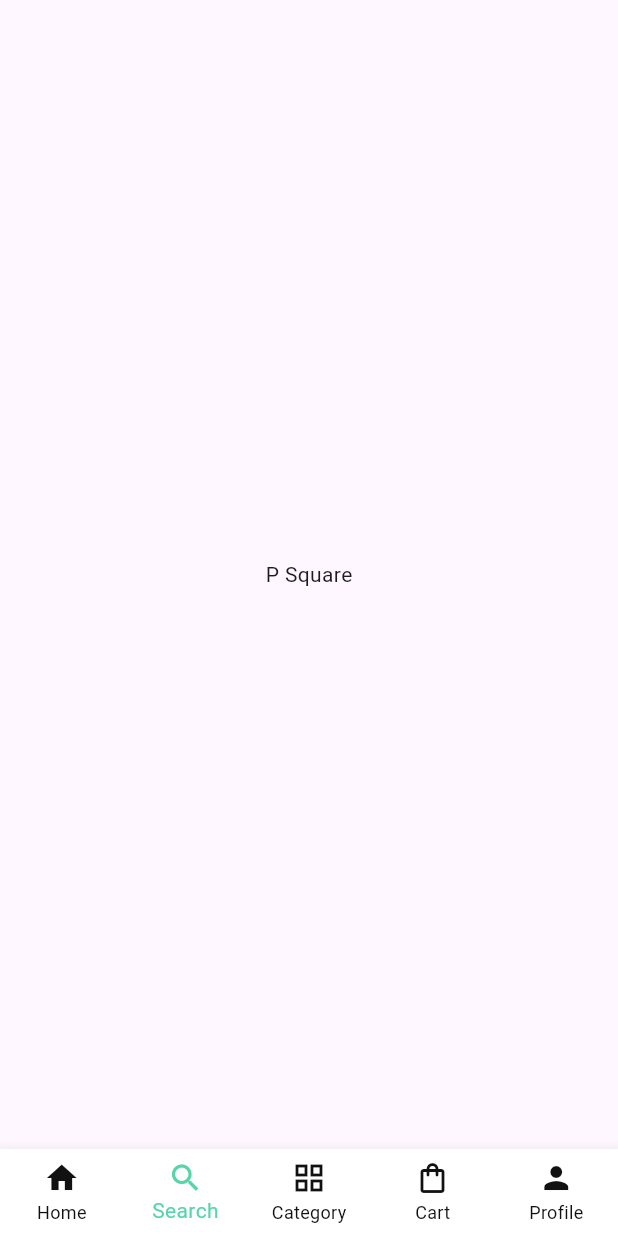
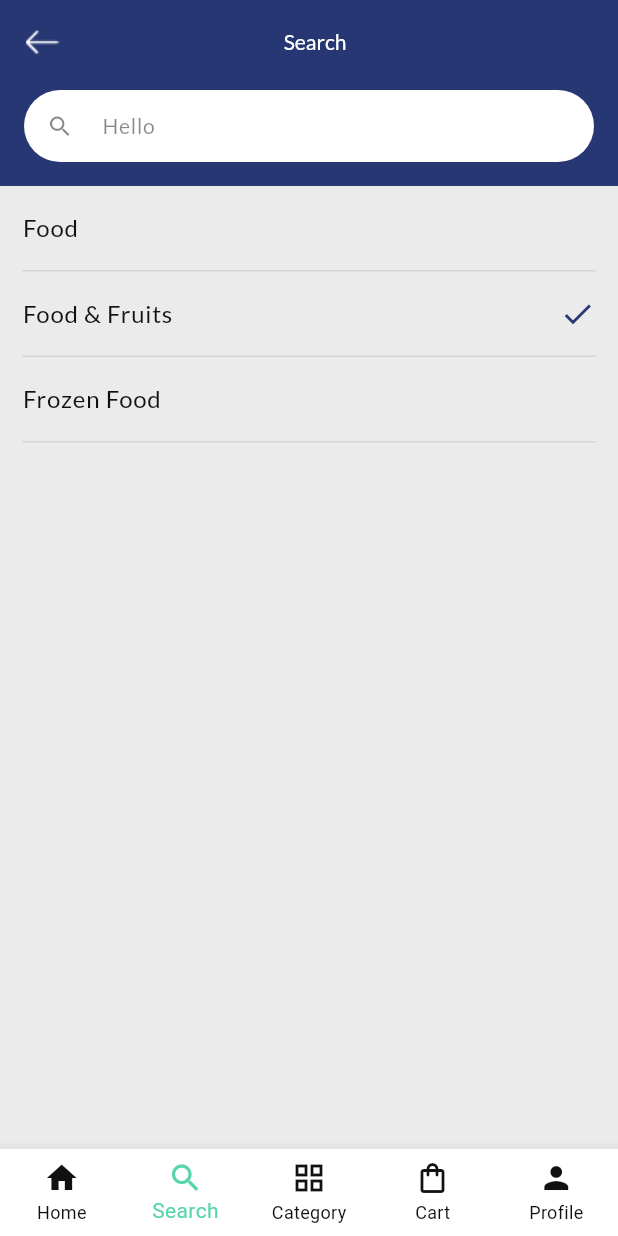
Before and after one commit to CodeVee/flippy_flutter, a Flutter app: the screen it shows after launch, item 2 of the bottom bar chosen, on a phone screen of 412 x 824 dp. Run offline on Flutter 3.47's test engine with Material 3 defaults, Android fonts, the phone set to English and light mode, and no system bars; our stand-ins replace google_fonts.

Commit message:
added search page

```diff
--- a/lib/pages/navigation_page.dart
+++ b/lib/pages/navigation_page.dart
@@ -1,4 +1,4 @@
-import 'package:flippy_app/pages/home_page.dart';
+import 'package:flippy_app/pages/pages.dart';
 import 'package:flutter/material.dart';
 import 'package:flippy_app/themes/themes.dart';
 
@@ -14,7 +14,7 @@ class _NavigationPageState extends State<NavigationPage> {
 
   final _pages = [
     HomePage(),
-    const Center(child: Text('P Square')),
+    const SearchPage(),
     const Center(child: Text('Preston Pablo')),
     const Center(child: Text('Fave')),
     const Center(child: Text('Davido')),
--- a/lib/pages/pages.dart
+++ b/lib/pages/pages.dart
@@ -10,3 +10,4 @@ export 'select_location_page.dart';
 
 export 'navigation_page.dart';
 export 'home_page.dart';
+export 'search_page.dart';
--- /dev/null
+++ b/lib/pages/search_page.dart
@@ -0,0 +1,49 @@
+import 'package:flippy_app/components/components.dart';
+import 'package:flippy_app/themes/themes.dart';
+import 'package:flutter/material.dart';
+
+class SearchPage extends StatefulWidget {
+  const SearchPage({super.key});
+
+  @override
+  State<SearchPage> createState() => _SearchPageState();
+}
+
+class _SearchPageState extends State<SearchPage> {
+  final _searchController = TextEditingController();
+  @override
+  Widget build(BuildContext context) {
+    return Scaffold(
+      appBar: const MainAppBar(
+        title: 'Search',
+      ),
+      backgroundColor: AppColors.mainGrey,
+      body: Column(
+        children: [
+          AppSearchBar(
+            controller: _searchController,
+            hintText: 'Hello',
+          ),
+          Expanded(
+            child: ListView(
+              children: [
+                Padding(
+                  padding: const EdgeInsets.symmetric(horizontal: 15),
+                  child: Column(
+                    children: [
+                      SearchTile(title: 'Food', selected: false, onTap: () {}),
+                      SearchTile(
+                          title: 'Food & Fruits', selected: true, onTap: () {}),
+                      SearchTile(
+                          title: 'Frozen Food', selected: false, onTap: () {}),
+                    ],
+                  ),
+                ),
+              ],
+            ),
+          ),
+        ],
+      ),
+    );
+  }
+}
```
